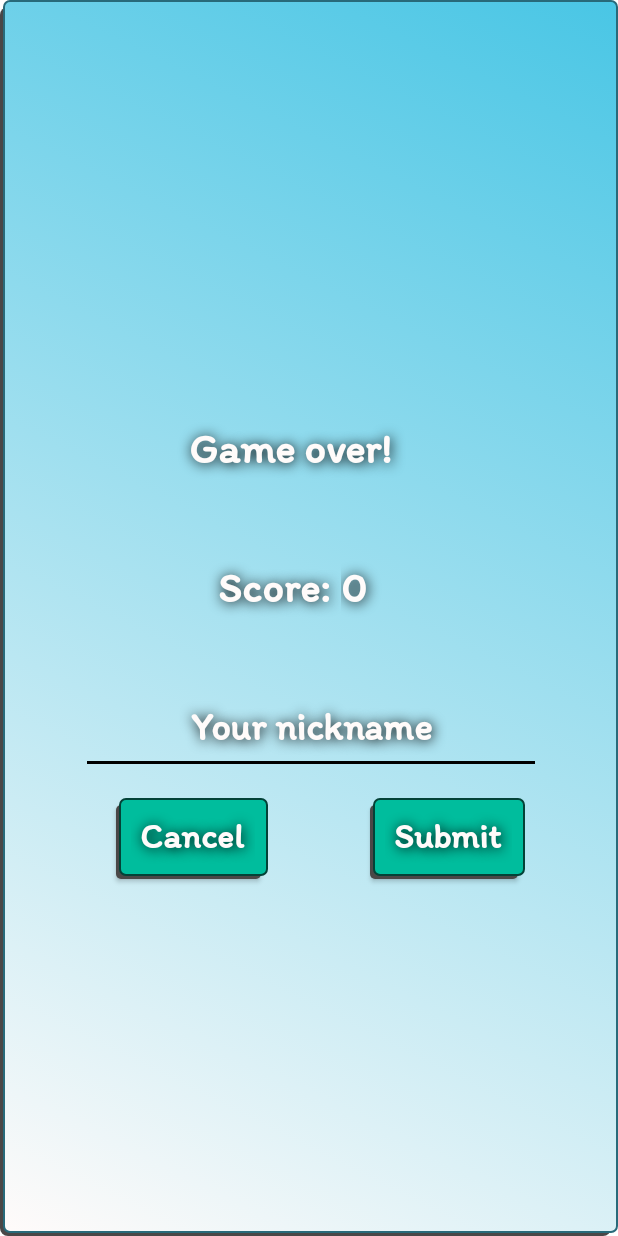
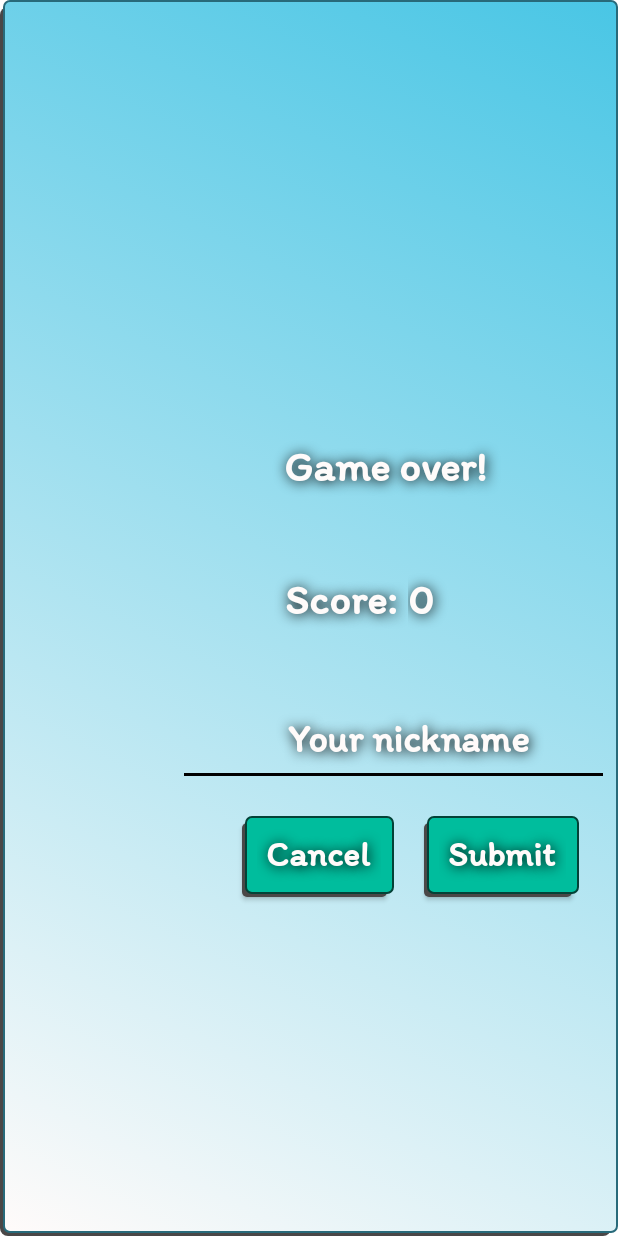
Before and after one commit to michal1702/VR_Labirynth, an Android app: the layout activity_score_popup.xml on its own in the app's theme, with its tools: preview values and no code run, on a phone screen of 412 x 824 dp. Run offline under Robolectric (Android 15) with nearby library versions, the phone set to English and light mode, and no system bars.

Commit message:
Score activity fix ui

```diff
--- a/app/src/main/res/layout/activity_score_popup.xml
+++ b/app/src/main/res/layout/activity_score_popup.xml
@@ -19,7 +19,7 @@
                 style="@style/textViewOnBackground"
                 android:layout_width="89dp"
                 android:layout_height="wrap_content"
-                android:layout_marginStart="84dp"
+                android:layout_marginStart="64dp"
                 android:layout_marginBottom="44dp"
                 android:text="Score:"
                 app:layout_constraintBottom_toTopOf="@+id/usernameEditText"
@@ -41,13 +41,13 @@
                 style="@style/editTextStyle"
                 android:layout_width="wrap_content"
                 android:layout_height="wrap_content"
-                android:layout_marginBottom="16dp"
+                android:layout_marginBottom="20dp"
                 android:ems="10"
                 android:hint="Your nickname"
                 android:inputType="textPersonName"
                 app:layout_constraintBottom_toTopOf="@+id/submitButton"
                 app:layout_constraintEnd_toEndOf="@+id/submitButton"
-                app:layout_constraintHorizontal_bias="0.694"
+                app:layout_constraintHorizontal_bias="0.523"
                 app:layout_constraintStart_toStartOf="@+id/cancelButton" />
 
             <TextView
@@ -55,11 +55,11 @@
                 style="@style/textViewOnBackground"
                 android:layout_width="161dp"
                 android:layout_height="wrap_content"
-                android:layout_marginBottom="52dp"
+                android:layout_marginBottom="48dp"
                 android:text="Game over!"
                 app:layout_constraintBottom_toTopOf="@+id/textView3"
                 app:layout_constraintEnd_toEndOf="@+id/usernameEditText"
-                app:layout_constraintHorizontal_bias="0.402"
+                app:layout_constraintHorizontal_bias="0.395"
                 app:layout_constraintStart_toStartOf="@+id/usernameEditText" />
 
             <Button
@@ -67,8 +67,8 @@
                 style="@style/buttonStyle"
                 android:layout_width="wrap_content"
                 android:layout_height="wrap_content"
-                android:layout_marginEnd="52dp"
-                android:layout_marginBottom="228dp"
+                android:layout_marginEnd="16dp"
+                android:layout_marginBottom="216dp"
                 android:text="Submit"
                 app:layout_constraintBottom_toBottomOf="parent"
                 app:layout_constraintEnd_toEndOf="parent" />
@@ -78,7 +78,7 @@
                 style="@style/buttonStyle"
                 android:layout_width="wrap_content"
                 android:layout_height="wrap_content"
-                android:layout_marginEnd="68dp"
+                android:layout_marginEnd="20dp"
                 android:text="Cancel"
                 app:layout_constraintBottom_toBottomOf="@+id/submitButton"
                 app:layout_constraintEnd_toStartOf="@+id/submitButton"
```
Also changed, not shown: 1 other file.
